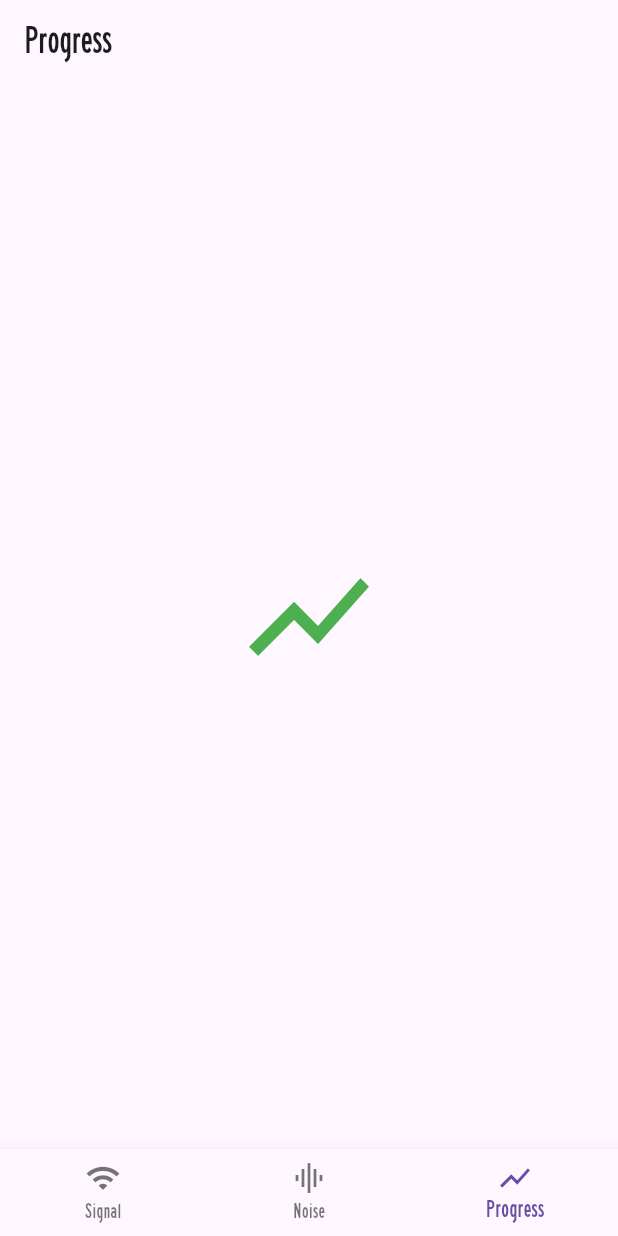
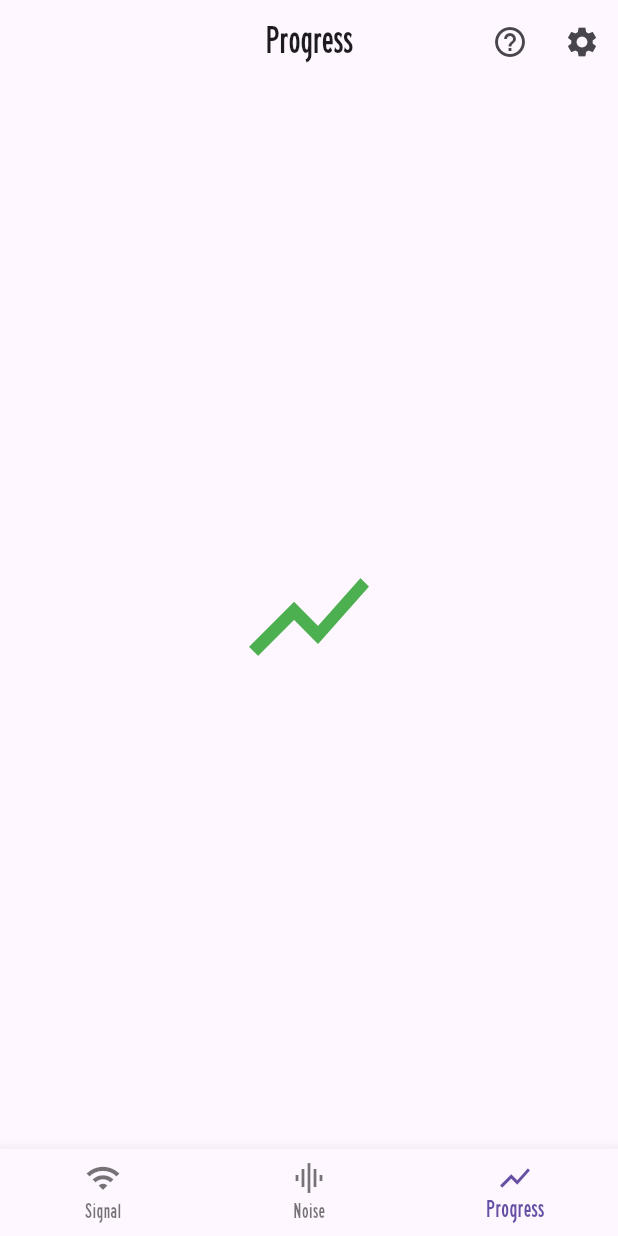
Before and after one commit to Zealousy56/signoi, a Flutter app: the screen it shows after launch, item 3 of the bottom bar chosen, on a phone screen of 412 x 824 dp. Run offline on Flutter 3.47's test engine with Material 3 defaults, Android fonts, the phone set to English and light mode, and no system bars.

```diff
--- a/lib/pages/progress.dart
+++ b/lib/pages/progress.dart
@@ -6,7 +6,30 @@ class ProgressPage extends StatelessWidget {
   @override
   Widget build(BuildContext context) {
     return Scaffold(
-      appBar: AppBar(title: const Text('Progress')),
+      appBar: AppBar(
+        centerTitle: true,
+        title: const Text('Progress'),
+        actions: [
+          IconButton(
+            icon: const Icon(Icons.help_outline),
+            tooltip: 'Help',
+            onPressed: () {
+              ScaffoldMessenger.of(context).showSnackBar(
+                const SnackBar(content: Text('Help selected')),
+              );
+            },
+          ),
+          IconButton(
+            icon: const Icon(Icons.settings),
+            tooltip: 'Settings',
+            onPressed: () {
+              ScaffoldMessenger.of(context).showSnackBar(
+                const SnackBar(content: Text('Open Settings (TODO)')),
+              );
+            },
+          ),
+        ],
+      ),
       body: const Center(
         child: Icon(
           Icons.show_chart,
```
Also changed, not shown: lib/pages/noise.dart (+20 -0 lines).
